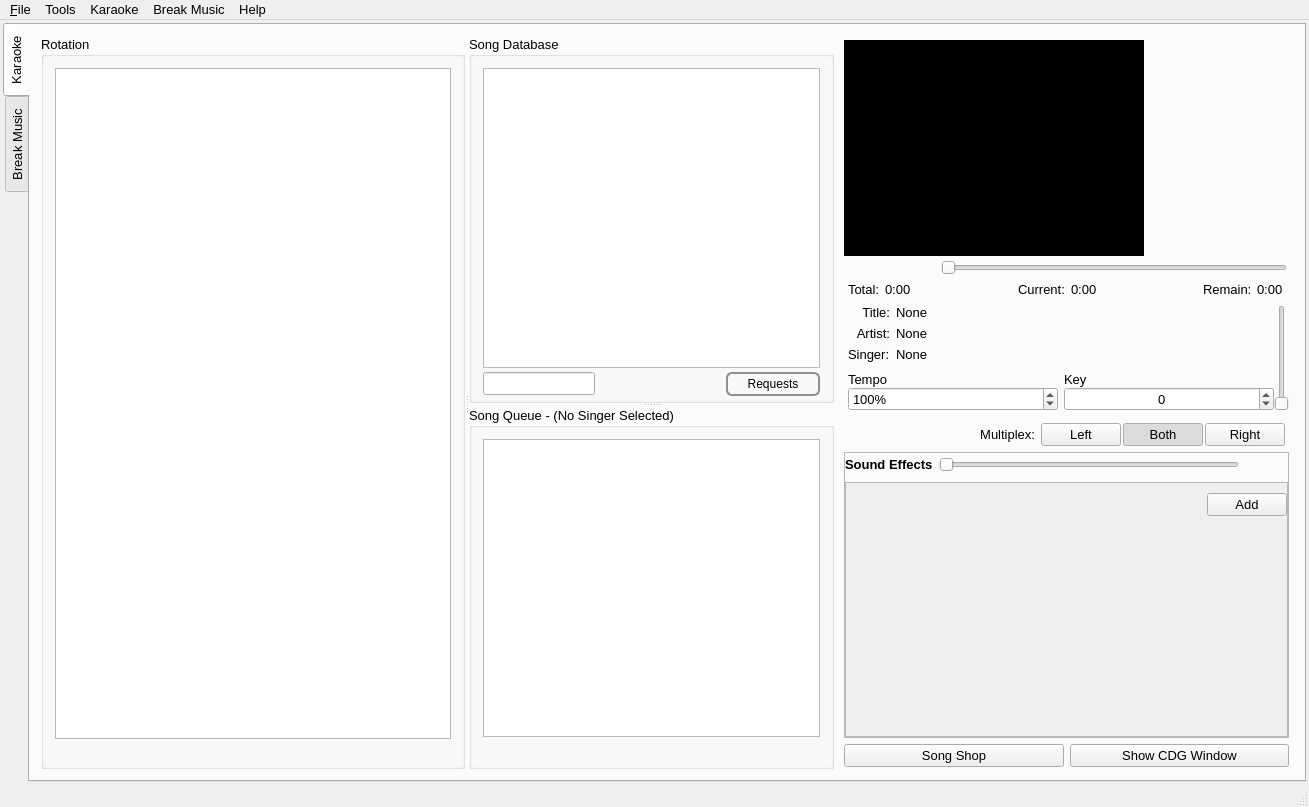
OpenKJ/OpenKJ, file OpenKJ/mainwindow.ui: the form before one commit.
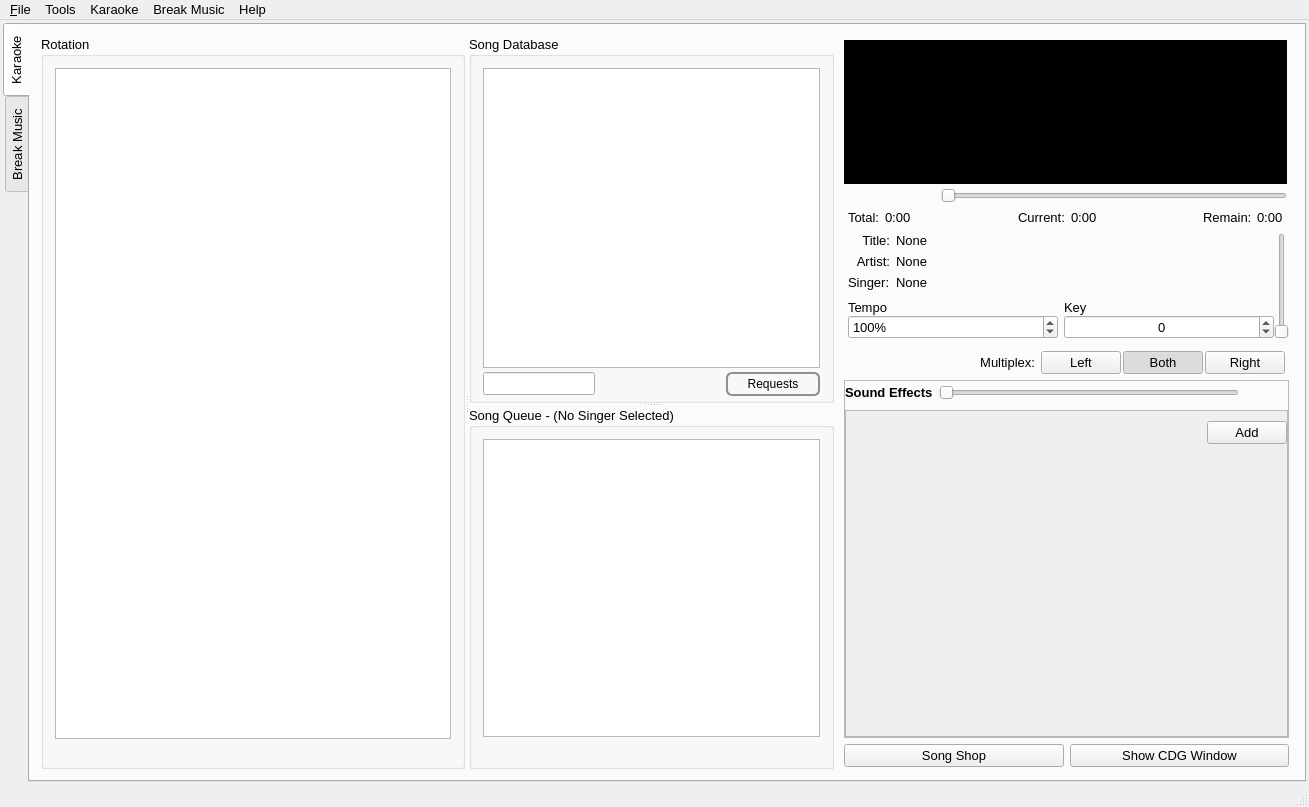
The form after the commit. Icons and pictures are not drawn. Custom widgets are drawn as their Qt base class.

Commit message: Cleanup cdg display in the mainwindow preview.  Slow down ticker baseline speed

What changed in the file:
```diff
--- a/OpenKJ/mainwindow.ui
+++ b/OpenKJ/mainwindow.ui
@@ -965,17 +965,17 @@
                <number>0</number>
               </property>
               <item>
-               <widget class="CdgVideoWidget" name="cdgVideoWidget" native="true">
+               <widget class="VideoDisplayAR" name="videoPreview" native="true">
                 <property name="sizePolicy">
-                 <sizepolicy hsizetype="Fixed" vsizetype="Fixed">
+                 <sizepolicy hsizetype="Preferred" vsizetype="Preferred">
                   <horstretch>0</horstretch>
                   <verstretch>0</verstretch>
                  </sizepolicy>
                 </property>
                 <property name="minimumSize">
                  <size>
-                  <width>300</width>
-                  <height>216</height>
+                  <width>256</width>
+                  <height>144</height>
                  </size>
                 </property>
                 <property name="palette">
@@ -1152,6 +1152,15 @@
                      </color>
                     </brush>
                    </colorrole>
+                   <colorrole role="PlaceholderText">
+                    <brush brushstyle="NoBrush">
+                     <color alpha="128">
+                      <red>0</red>
+                      <green>0</green>
+                      <blue>0</blue>
+                     </color>
+                    </brush>
+                   </colorrole>
                   </active>
                   <inactive>
                    <colorrole role="WindowText">
@@ -1325,6 +1334,15 @@
                      </color>
                     </brush>
                    </colorrole>
+                   <colorrole role="PlaceholderText">
+                    <brush brushstyle="NoBrush">
+                     <color alpha="128">
+                      <red>0</red>
+                      <green>0</green>
+                      <blue>0</blue>
+                     </color>
+                    </brush>
+                   </colorrole>
                   </inactive>
                   <disabled>
                    <colorrole role="WindowText">
@@ -1498,6 +1516,15 @@
                      </color>
                     </brush>
                    </colorrole>
+                   <colorrole role="PlaceholderText">
+                    <brush brushstyle="NoBrush">
+                     <color alpha="128">
+                      <red>0</red>
+                      <green>0</green>
+                      <blue>0</blue>
+                     </color>
+                    </brush>
+                   </colorrole>
                   </disabled>
                  </palette>
                 </property>
@@ -2180,8 +2207,8 @@
                   <rect>
                    <x>0</x>
                    <y>0</y>
-                   <width>408</width>
-                   <height>154</height>
+                   <width>500</width>
+                   <height>289</height>
                   </rect>
                  </property>
                  <layout class="QVBoxLayout" name="verticalLayout_2" stretch="1,0,1">
@@ -3438,12 +3465,6 @@
  </widget>
  <layoutdefault spacing="6" margin="11"/>
  <customwidgets>
-  <customwidget>
-   <class>CdgVideoWidget</class>
-   <extends>QWidget</extends>
-   <header>cdgvideowidget.h</header>
-   <container>1</container>
-  </customwidget>
   <customwidget>
    <class>CustomLineEdit</class>
    <extends>QLineEdit</extends>
@@ -3454,6 +3475,12 @@
    <extends>QSlider</extends>
    <header location="global">volslider.h</header>
   </customwidget>
+  <customwidget>
+   <class>VideoDisplayAR</class>
+   <extends>QWidget</extends>
+   <header>videodisplay.h</header>
+   <container>1</container>
+  </customwidget>
  </customwidgets>
  <resources>
   <include location="resources.qrc"/>
```
Left out of the diff: 4 changed lines with no effect on the pictures. The commit also changes 20 other files.
